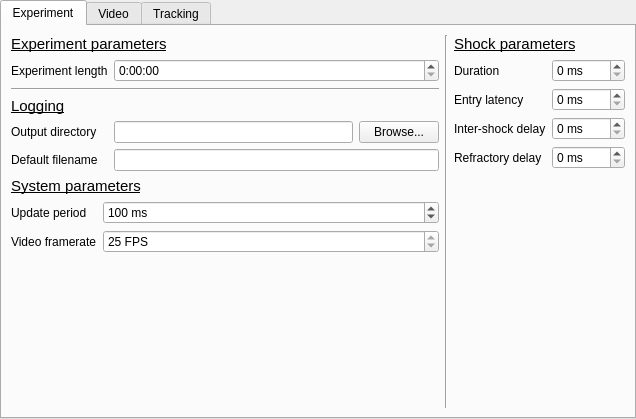
Qt form configwindow.ui (fgu-cas/kachna-tracker) before a commit.
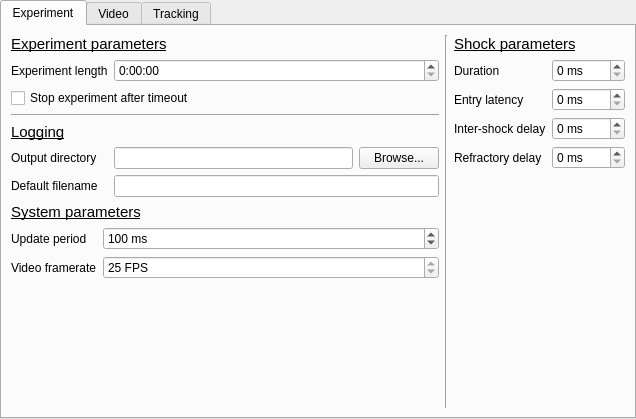
The same form after that commit.

Commit message: add an option to continue experiment after timeout

Patch:
```diff
--- a/configwindow.ui
+++ b/configwindow.ui
@@ -78,28 +78,28 @@
             </property>
            </widget>
           </item>
-          <item row="1" column="0" colspan="2">
+          <item row="2" column="0" colspan="2">
            <widget class="Line" name="line_7">
             <property name="orientation">
              <enum>Qt::Horizontal</enum>
             </property>
            </widget>
           </item>
-          <item row="2" column="0">
+          <item row="3" column="0">
            <widget class="QLabel" name="label_14">
             <property name="text">
              <string>&lt;html&gt;&lt;head/&gt;&lt;body&gt;&lt;p&gt;&lt;span style=&quot; font-size:11pt; text-decoration: underline;&quot;&gt;Logging&lt;/span&gt;&lt;/p&gt;&lt;/body&gt;&lt;/html&gt;</string>
             </property>
            </widget>
           </item>
-          <item row="3" column="0">
+          <item row="4" column="0">
            <widget class="QLabel" name="label_16">
             <property name="text">
              <string>Output directory</string>
             </property>
            </widget>
           </item>
-          <item row="3" column="1">
+          <item row="4" column="1">
            <layout class="QHBoxLayout" name="horizontalLayout_7">
             <item>
              <widget class="QLineEdit" name="directoryEdit">
@@ -117,16 +117,23 @@
             </item>
            </layout>
           </item>
-          <item row="4" column="0">
+          <item row="5" column="0">
            <widget class="QLabel" name="label_13">
             <property name="text">
              <string>Default filename</string>
             </property>
            </widget>
           </item>
-          <item row="4" column="1">
+          <item row="5" column="1">
            <widget class="QLineEdit" name="filenameEdit"/>
           </item>
+          <item row="1" column="0" colspan="2">
+           <widget class="QCheckBox" name="timeoutStopBox">
+            <property name="text">
+             <string>Stop experiment after timeout</string>
+            </property>
+           </widget>
+          </item>
          </layout>
         </item>
         <item>
```
The commit also changes 3 other files.
